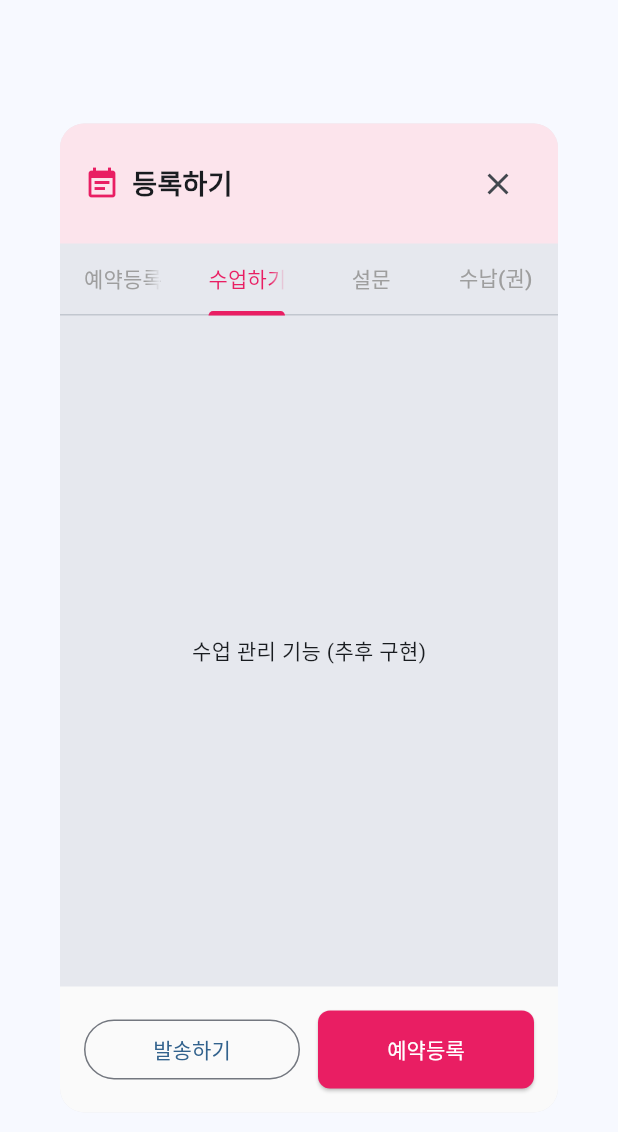
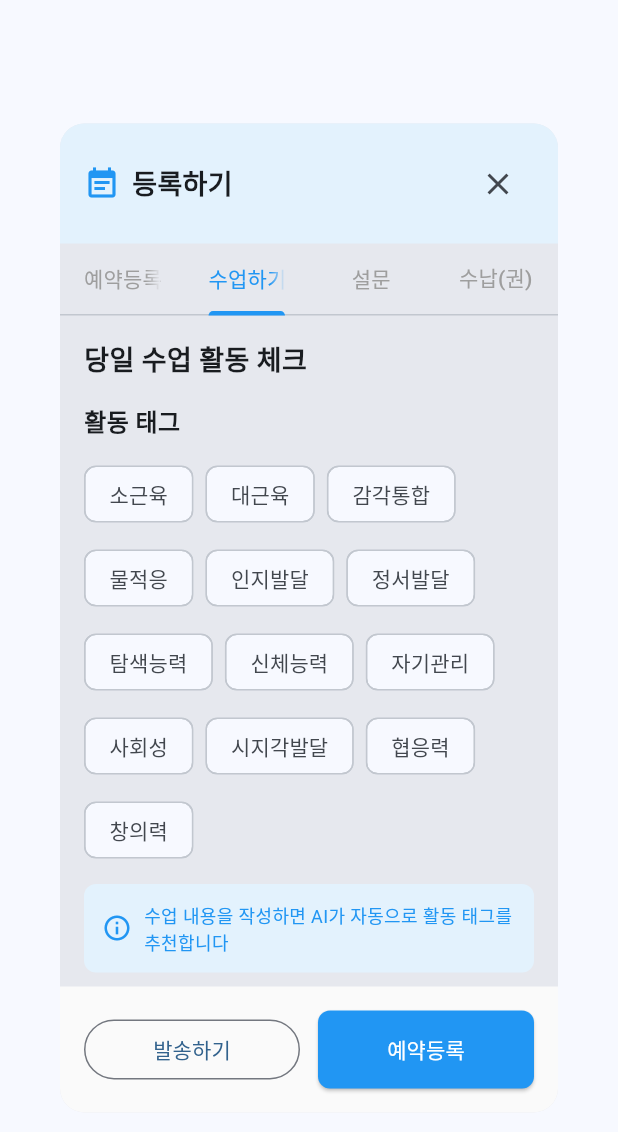
Before and after one commit to tjddms30700-byte/rehab-nexus-flutter, a Flutter app: the CreateAppointmentDialog widget shown alone on an empty page, opened directly with empty values, tab 2 chosen, on a phone screen of 412 x 824 dp. Shown: the top 1132 px of the screen. Run offline on Flutter 3.47's test engine with Material 3 defaults, Android fonts, the phone set to English and light mode, and no system bars; our stand-ins replace cloud_firestore, firebase_core, fl_chart, table_calendar; accounts and stored records are empty.

Commit message:
feat: Class record + Activity tags + Blue theme
- Remove deposit field from appointment dialog
- Add class record tab with activity tag selection
- Activity tags: 소근육, 대근육, 감각통합, 물적응, 인지발달, etc.
- Add class activity content, development summary, guardian point fields
- Change all pink colors to blue (consistent theme)
- Update patient registration button to use new PatientRegistrationScreen

```diff
--- a/lib/screens/patient_management_screen.dart
+++ b/lib/screens/patient_management_screen.dart
@@ -4,7 +4,7 @@ import '../models/patient.dart';
 import '../constants/enums.dart';
 import '../services/patient_service.dart';
 import '../providers/app_state.dart';
-import 'simple_patient_registration_screen.dart';
+import 'patient_registration_screen.dart'; // 새로운 환자 등록 화면
 
 /// 이용자 관리 화면
 class PatientManagementScreen extends StatefulWidget {
@@ -172,13 +172,18 @@ class _PatientManagementScreenState extends State<PatientManagementScreen> {
         actions: [
           IconButton(
             icon: const Icon(Icons.person_add),
+            tooltip: '환자 등록',
             onPressed: () {
               Navigator.push(
                 context,
                 MaterialPageRoute(
-                  builder: (context) => const SimplePatientRegistrationScreen(),
+                  builder: (context) => const PatientRegistrationScreen(),
                 ),
-              ).then((_) => _loadPatients());
+              ).then((result) {
+                if (result == true) {
+                  _loadPatients();
+                }
+              });
             },
           ),
         ],
--- a/lib/widgets/create_appointment_dialog.dart
+++ b/lib/widgets/create_appointment_dialog.dart
@@ -35,8 +35,7 @@ class _CreateAppointmentDialogState extends State<CreateAppointmentDialog> with
   String _classType = 'STANDARD'; // STANDARD, SPECIAL, MAKEUP
   int _sessionCount = 10;
 
-  // 예약금
-  int _depositAmount = 0;
+  // 예약금 제거됨
 
   // 메모
   final TextEditingController _memoController = TextEditingController();
@@ -93,12 +92,12 @@ class _CreateAppointmentDialogState extends State<CreateAppointmentDialog> with
             Container(
               padding: const EdgeInsets.all(16),
               decoration: BoxDecoration(
-                color: Colors.pink.shade50,
+                color: Colors.blue.shade50,
                 borderRadius: const BorderRadius.vertical(top: Radius.circular(16)),
               ),
               child: Row(
                 children: [
-                  const Icon(Icons.event_note, color: Colors.pink),
+                  const Icon(Icons.event_note, color: Colors.blue),
                   const SizedBox(width: 8),
                   const Text(
                     '등록하기',
@@ -116,9 +115,9 @@ class _CreateAppointmentDialogState extends State<CreateAppointmentDialog> with
             // 탭 바
             TabBar(
               controller: _tabController,
-              labelColor: Colors.pink,
+              labelColor: Colors.blue,
               unselectedLabelColor: Colors.grey,
-              indicatorColor: Colors.pink,
+              indicatorColor: Colors.blue,
               tabs: const [
                 Tab(text: '예약등록'),
                 Tab(text: '수업하기'),
@@ -160,7 +159,7 @@ class _CreateAppointmentDialogState extends State<CreateAppointmentDialog> with
                     child: ElevatedButton(
                       onPressed: _isCreating ? null : _createAppointment,
                       style: ElevatedButton.styleFrom(
-                        backgroundColor: Colors.pink,
+                        backgroundColor: Colors.blue,
                         foregroundColor: Colors.white,
                       ),
                       child: _isCreating
@@ -206,12 +205,6 @@ class _CreateAppointmentDialogState extends State<CreateAppointmentDialog> with
           _buildClassTypeSelector(),
           const SizedBox(height: 24),
 
-          // 예약금
-          _buildSectionTitle('예약금'),
-          const SizedBox(height: 8),
-          _buildDepositInput(),
-          const SizedBox(height: 24),
-
           // 예약메모
           _buildSectionTitle('예약메모'),
           const SizedBox(height: 8),
@@ -230,10 +223,127 @@ class _CreateAppointmentDialogState extends State<CreateAppointmentDialog> with
     );
   }
 
-  /// 수업하기 탭
+  /// 수업하기 탭 - 당일 수업 기록
   Widget _buildClassTab() {
-    return const Center(
-      child: Text('수업 관리 기능 (추후 구현)'),
+    return SingleChildScrollView(
+      padding: const EdgeInsets.all(16),
+      child: Column(
+        crossAxisAlignment: CrossAxisAlignment.start,
+        children: [
+          const Text(
+            '당일 수업 활동 체크',
+            style: TextStyle(fontSize: 18, fontWeight: FontWeight.bold),
+          ),
+          const SizedBox(height: 16),
+
+          // 활동 태그 선택
+          _buildActivityTagSection(),
+          const SizedBox(height: 24),
+
+          // 수업 활동 내용
+          const Text(
+            '수업 활동 내용',
+            style: TextStyle(fontSize: 16, fontWeight: FontWeight.bold),
+          ),
+          const SizedBox(height: 12),
+          TextField(
+            maxLines: 5,
+            decoration: InputDecoration(
+              hintText: '오늘 수업 활동 내용을 작성하면 자동으로 활동 태그를 분석합니다',
+              border: OutlineInputBorder(borderRadius: BorderRadius.circular(8)),
+              filled: true,
+              fillColor: Colors.grey.shade50,
+            ),
+          ),
+          const SizedBox(height: 24),
+
+          // 발달 변화 요약
+          const Text(
+            '발달 변화 요약',
+            style: TextStyle(fontSize: 16, fontWeight: FontWeight.bold),
+          ),
+          const SizedBox(height: 12),
+          TextField(
+            maxLines: 3,
+            decoration: InputDecoration(
+              hintText: '이번 수업에서 관찰된 발달 변화',
+              border: OutlineInputBorder(borderRadius: BorderRadius.circular(8)),
+              filled: true,
+              fillColor: Colors.grey.shade50,
+            ),
+          ),
+          const SizedBox(height: 24),
+
+          // 보호자 연계 포인트
+          const Text(
+            '보호자 연계 포인트',
+            style: TextStyle(fontSize: 16, fontWeight: FontWeight.bold),
+          ),
+          const SizedBox(height: 12),
+          TextField(
+            maxLines: 3,
+            decoration: InputDecoration(
+              hintText: '가정에서 연계할 활동이나 주의사항',
+              border: OutlineInputBorder(borderRadius: BorderRadius.circular(8)),
+              filled: true,
+              fillColor: Colors.grey.shade50,
+            ),
+          ),
+        ],
+      ),
+    );
+  }
+
+  /// 활동 태그 섹션
+  Widget _buildActivityTagSection() {
+    final activityTags = [
+      '소근육', '대근육', '감각통합', '물적응',
+      '인지발달', '정서발달', '탐색능력', '신체능력',
+      '자기관리', '사회성', '시지각발달', '협응력', '창의력'
+    ];
+
+    return Column(
+      crossAxisAlignment: CrossAxisAlignment.start,
+      children: [
+        const Text(
+          '활동 태그',
+          style: TextStyle(fontSize: 16, fontWeight: FontWeight.bold),
+        ),
+        const SizedBox(height: 12),
+        Wrap(
+          spacing: 8,
+          runSpacing: 8,
+          children: activityTags.map((tag) {
+            return FilterChip(
+              label: Text(tag),
+              selected: false,
+              onSelected: (selected) {
+                // TODO: 태그 선택 로직
+              },
+            );
+          }).toList(),
+        ),
+        const SizedBox(height: 12),
+        Container(
+          padding: const EdgeInsets.all(12),
+          decoration: BoxDecoration(
+            color: Colors.blue.shade50,
+            borderRadius: BorderRadius.circular(8),
+          ),
+          child: Row(
+            children: const [
+              Icon(Icons.info_outline, size: 20, color: Colors.blue),
+              SizedBox(width: 8),
+              Expanded(
+                child: Text(
+                  '수업 내용을 작성하면 AI가 자동으로 활동 태그를 추천합니다',
+                  style: TextStyle(fontSize: 12, color: Colors.blue),
+                ),
+              ),
+            ],
+          ),
+        ),
+      ],
     );
   }
 
@@ -307,7 +417,7 @@ class _CreateAppointmentDialogState extends State<CreateAppointmentDialog> with
                     final patient = widget.patients[index];
                     return ListTile(
                       leading: CircleAvatar(
-                        backgroundColor: Colors.pink.shade100,
+                        backgroundColor: Colors.blue.shade100,
                         child: Text(patient.name[0]),
                       ),
                       title: Text(patient.name),
@@ -459,7 +569,7 @@ class _CreateAppointmentDialogState extends State<CreateAppointmentDialog> with
               Container(
                 padding: const EdgeInsets.all(16),
                 decoration: BoxDecoration(
-                  color: Colors.pink.shade50,
+                  color: Colors.blue.shade50,
                   borderRadius: const BorderRadius.vertical(top: Radius.circular(16)),
                 ),
                 child: Row(
@@ -580,9 +690,9 @@ class _CreateAppointmentDialogState extends State<CreateAppointmentDialog> with
                   width: 70,
                   padding: const EdgeInsets.symmetric(vertical: 12, horizontal: 8),
                   decoration: BoxDecoration(
-                    color: isSelected ? Colors.pink.shade100 : Colors.grey.shade100,
+                    color: isSelected ? Colors.blue.shade100 : Colors.grey.shade100,
                     border: Border.all(
-                      color: isSelected ? Colors.pink : Colors.grey.shade300,
+                      color: isSelected ? Colors.blue : Colors.grey.shade300,
                     ),
                     borderRadius: BorderRadius.circular(8),
                   ),
@@ -688,40 +798,6 @@ class _CreateAppointmentDialogState extends State<CreateAppointmentDialog> with
     );
   }
 
-  /// 예약금 입력
-  Widget _buildDepositInput() {
-    return Row(
-      children: [
-        // 하트 아이콘
-        Container(
-          padding: const EdgeInsets.all(8),
-          decoration: BoxDecoration(
-            color: Colors.pink.shade50,
-            borderRadius: BorderRadius.circular(8),
-          ),
-          child: const Icon(Icons.favorite, color: Colors.pink, size: 20),
-        ),
-        const SizedBox(width: 12),
-
-        // 금액 입력
-        Expanded(
-          child: TextField(
-            keyboardType: TextInputType.number,
-            decoration: InputDecoration(
-              hintText: '35,000',
-              border: OutlineInputBorder(borderRadius: BorderRadius.circular(8)),
-              filled: true,
-              fillColor: Colors.white,
-            ),
-            onChanged: (value) {
-              _depositAmount = int.tryParse(value.replaceAll(',', '')) ?? 0;
-            },
-          ),
-        ),
-      ],
-    );
-  }
-
   String _getWeekdayText(int weekday) {
     const weekdays = ['월', '화', '수', '목', '금', '토', '일'];
     return weekdays[weekday - 1];
@@ -790,7 +866,7 @@ class _CreateAppointmentDialogState extends State<CreateAppointmentDialog> with
         'status': 'CONFIRMED', // enum을 문자열로 직접 변환
         'session_type': _classType,
         'session_count': _sessionCount,
-        'deposit_amount': _depositAmount,
+        'deposit_amount': 0,
         'notes': _memoController.text.trim(),
         'created_at': FieldValue.serverTimestamp(),
       });
```
